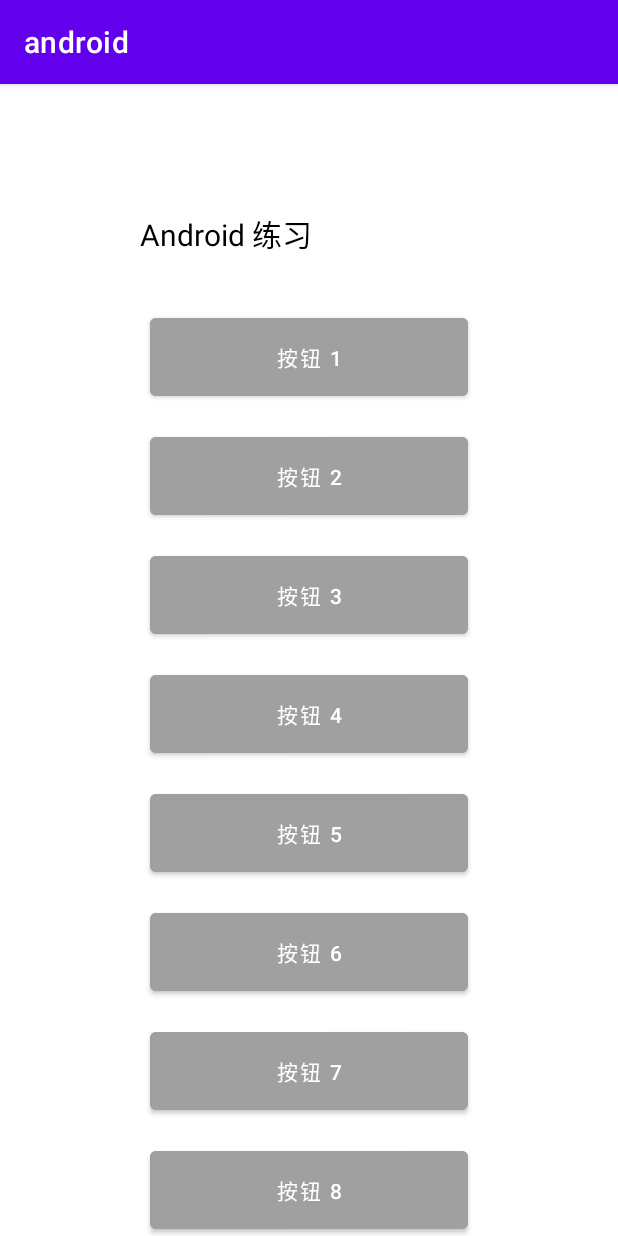
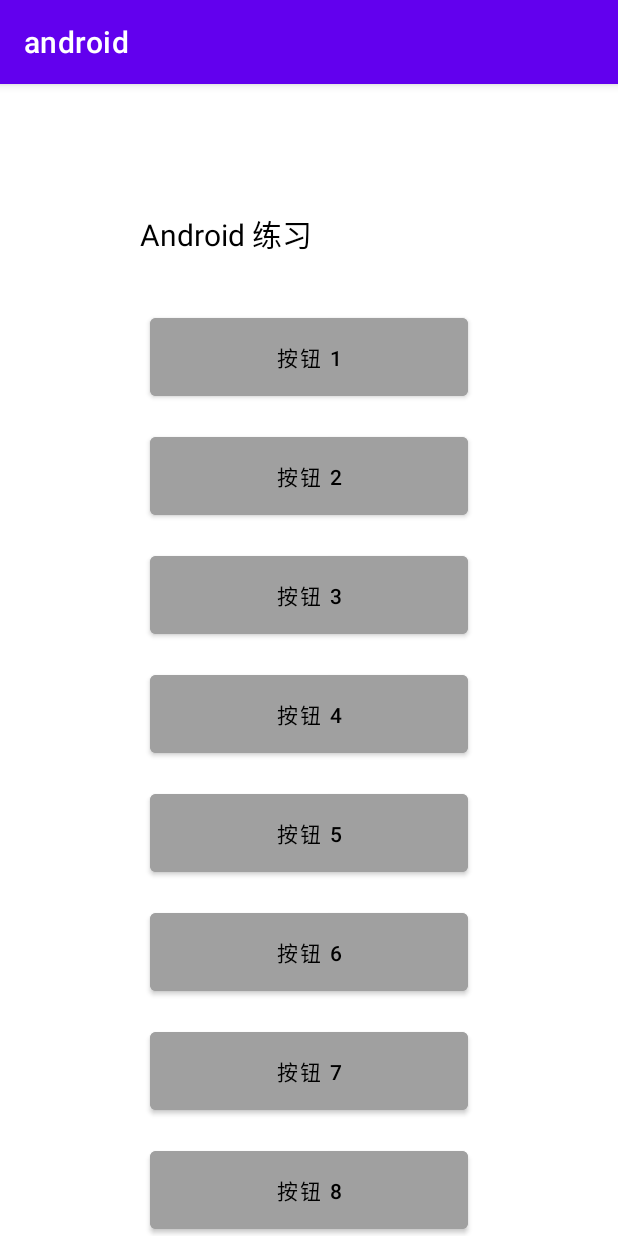
Before and after one commit to weiraneve/android-practice, an Android app: the screen it shows after launch (MainActivity), on a phone screen of 412 x 824 dp. Run offline under Robolectric (Android 15) with nearby library versions, the phone set to English and light mode, and no system bars.

Commit message:
fix: use textColor to replace textColorHint

```diff
--- a/app/src/main/res/layout/activity_main.xml
+++ b/app/src/main/res/layout/activity_main.xml
@@ -37,7 +37,7 @@
                 android:text="@string/button1"
                 android:textAllCaps="false"
                 android:padding="15dp"
-                android:textColorHint="@color/black" />
+                android:textColor="@color/black" />
 
             <Button
                 android:layout_width="match_parent"
@@ -50,7 +50,7 @@
                 android:text="@string/button2"
                 android:textAllCaps="false"
                 android:padding="15dp"
-                android:textColorHint="@color/black" />
+                android:textColor="@color/black" />
 
             <Button
                 android:layout_width="match_parent"
@@ -63,7 +63,7 @@
                 android:text="@string/button3"
                 android:textAllCaps="false"
                 android:padding="15dp"
-                android:textColorHint="@color/black" />
+                android:textColor="@color/black" />
 
             <Button
                 android:layout_width="match_parent"
@@ -76,7 +76,7 @@
                 android:text="@string/button4"
                 android:textAllCaps="false"
                 android:padding="15dp"
-                android:textColorHint="@color/black" />
+                android:textColor="@color/black" />
 
             <Button
                 android:layout_width="match_parent"
@@ -89,7 +89,7 @@
                 android:text="@string/button5"
                 android:textAllCaps="false"
                 android:padding="15dp"
-                android:textColorHint="@color/black" />
+                android:textColor="@color/black" />
 
             <Button
                 android:layout_width="match_parent"
@@ -102,7 +102,7 @@
                 android:text="@string/button6"
                 android:textAllCaps="false"
                 android:padding="15dp"
-                android:textColorHint="@color/black" />
+                android:textColor="@color/black" />
 
             <Button
                 android:layout_width="match_parent"
@@ -115,7 +115,7 @@
                 android:text="@string/button7"
                 android:textAllCaps="false"
                 android:padding="15dp"
-                android:textColorHint="@color/black" />
+                android:textColor="@color/black" />
 
             <Button
                 android:layout_width="match_parent"
@@ -128,7 +128,7 @@
                 android:text="@string/button8"
                 android:textAllCaps="false"
                 android:padding="15dp"
-                android:textColorHint="@color/black" />
+                android:textColor="@color/black" />
 
             <Button
                 android:layout_width="match_parent"
@@ -141,7 +141,7 @@
                 android:text="@string/button9"
                 android:textAllCaps="false"
                 android:padding="15dp"
-                android:textColorHint="@color/black" />
+                android:textColor="@color/black" />
 
             <Button
                 android:layout_width="match_parent"
@@ -154,7 +154,7 @@
                 android:text="@string/button10"
                 android:textAllCaps="false"
                 android:padding="15dp"
-                android:textColorHint="@color/black" />
+                android:textColor="@color/black" />
 
         </LinearLayout>
     </ScrollView>
```
